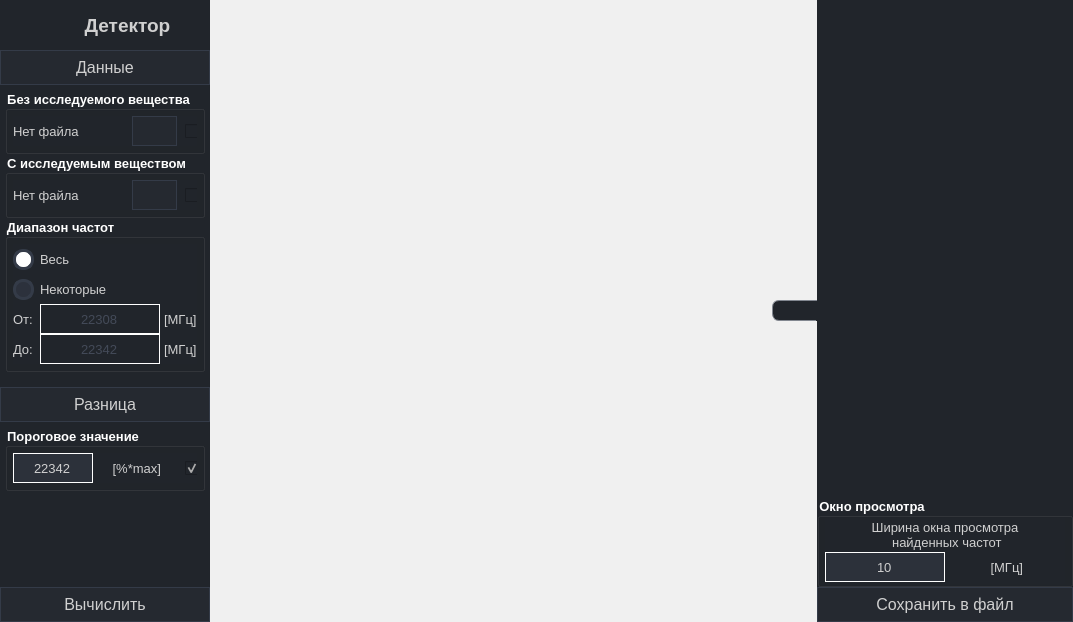
The window that gui.ui (SkorEgor/Detector-Threshold) describes before a commit, drawn with Qt 5.
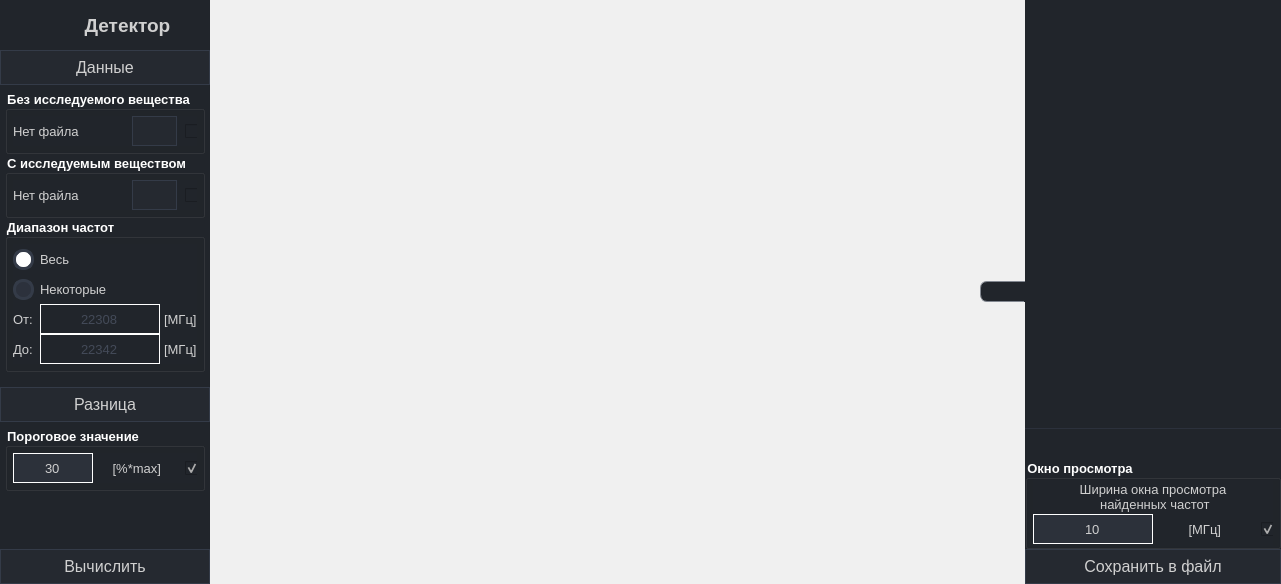
The same window after the commit. Icons and pictures are not drawn.

```diff
--- a/gui.ui
+++ b/gui.ui
@@ -6,8 +6,8 @@
    <rect>
     <x>0</x>
     <y>0</y>
-    <width>1073</width>
-    <height>622</height>
+    <width>1281</width>
+    <height>584</height>
    </rect>
   </property>
   <property name="windowTitle">
@@ -158,7 +158,47 @@
 QGroupBox */
 QGroupBox{
 	color:rgb(255, 255, 255);	/* задает цвет шрифта */
-}</string>
+}
+/* ///////////////////////////////////////////////////////////////////////////////////////////////// */
+/* /////////////////////////////////////////////////////////////////////////////////////////////////
+QTableWidget */
+QTableWidget {	
+	gridline-color: rgb(136, 136, 136);
+	border-bottom: 1px solid rgb(44, 49, 60);
+}
+QTableWidget::item{
+
+	gridline-color: rgb(44, 49, 60);
+}
+QTableWidget::item:selected{
+	background-color: rgb(72, 81, 94);
+}
+QHeaderView::section{
+	background-color: rgb(33, 37, 43);
+	max-width: 30px;
+	border: 1px solid rgb(44, 49, 58);
+	border-style: none;
+    border-bottom: 1px solid rgb(44, 49, 60);
+    border-right: 1px solid rgb(44, 49, 60);
+}
+QTableWidget::horizontalHeader {	
+	background-color: rgb(33, 37, 43);
+}
+QHeaderView::section:horizontal
+{
+
+    border: 1px solid rgb(33, 37, 43);
+	background-color: rgb(33, 37, 43);
+	padding: 3px;
+	border-top-left-radius: 7px;
+    border-top-right-radius: 7px;
+}
+QHeaderView::section:vertical
+{
+    border: 1px solid rgb(44, 49, 60);
+}
+QTableCornerButton::section {background-color: rgb(33, 37, 43); }
+/* ///////////////////////////////////////////////////////////////////////////////////////////////// */</string>
   </property>
   <property name="sizeGripEnabled">
    <bool>false</bool>
@@ -185,11 +225,17 @@
    <item>
     <widget class="QWidget" name="widget_menu" native="true">
      <property name="sizePolicy">
-      <sizepolicy hsizetype="Expanding" vsizetype="Preferred">
+      <sizepolicy hsizetype="Minimum" vsizetype="Preferred">
        <horstretch>0</horstretch>
        <verstretch>0</verstretch>
       </sizepolicy>
      </property>
+     <property name="minimumSize">
+      <size>
+       <width>210</width>
+       <height>0</height>
+      </size>
+     </property>
      <property name="maximumSize">
       <size>
        <width>210</width>
@@ -205,7 +251,7 @@
        <number>0</number>
       </property>
       <property name="sizeConstraint">
-       <enum>QLayout::SetMinimumSize</enum>
+       <enum>QLayout::SetDefaultConstraint</enum>
       </property>
       <property name="leftMargin">
        <number>0</number>
@@ -362,7 +408,7 @@
               <x>0</x>
               <y>0</y>
               <width>210</width>
-              <height>572</height>
+              <height>534</height>
              </rect>
             </property>
             <property name="styleSheet">
@@ -1623,7 +1669,7 @@
                          <string notr="true"/>
                         </property>
                         <property name="text">
-                         <string notr="true">22342</string>
+                         <string notr="true">30</string>
                         </property>
                         <property name="maxLength">
                          <number>10</number>
@@ -2024,11 +2070,59 @@
                <item>
                 <widget class="QTableWidget" name="tableWidget_frequency_absorption">
                  <property name="styleSheet">
-                  <string notr="true"/>
+                  <string notr="true">background-color: rgb(33, 37, 43);</string>
                  </property>
                  <property name="frameShape">
                   <enum>QFrame::NoFrame</enum>
                  </property>
+                 <property name="horizontalScrollBarPolicy">
+                  <enum>Qt::ScrollBarAlwaysOff</enum>
+                 </property>
+                 <property name="editTriggers">
+                  <set>QAbstractItemView::AnyKeyPressed|QAbstractItemView::EditKeyPressed</set>
+                 </property>
+                 <property name="tabKeyNavigation">
+                  <bool>false</bool>
+                 </property>
+                 <property name="showDropIndicator" stdset="0">
+                  <bool>false</bool>
+                 </property>
+                 <property name="dragDropOverwriteMode">
+                  <bool>false</bool>
+                 </property>
+                 <property name="selectionMode">
+                  <enum>QAbstractItemView::SingleSelection</enum>
+                 </property>
+                 <property name="selectionBehavior">
+                  <enum>QAbstractItemView::SelectRows</enum>
+                 </property>
+                 <property name="iconSize">
+                  <size>
+                   <width>0</width>
+                   <height>0</height>
+                  </size>
+                 </property>
+                 <property name="showGrid">
+                  <bool>true</bool>
+                 </property>
+                 <property name="sortingEnabled">
+                  <bool>false</bool>
+                 </property>
+                 <property name="rowCount">
+                  <number>0</number>
+                 </property>
+                 <property name="columnCount">
+                  <number>0</number>
+                 </property>
+                 <attribute name="horizontalHeaderCascadingSectionResizes">
+                  <bool>false</bool>
+                 </attribute>
+                 <attribute name="horizontalHeaderShowSortIndicator" stdset="0">
+                  <bool>false</bool>
+                 </attribute>
+                 <attribute name="horizontalHeaderStretchLastSection">
+                  <bool>false</bool>
+                 </attribute>
                 </widget>
                </item>
                <item>
@@ -2274,6 +2368,52 @@
                           </property>
                          </widget>
                         </item>
+                        <item>
+                         <widget class="QCheckBox" name="checkBox_status_window_width">
+                          <property name="enabled">
+                           <bool>false</bool>
+                          </property>
+                          <property name="sizePolicy">
+                           <sizepolicy hsizetype="Fixed" vsizetype="Fixed">
+                            <horstretch>0</horstretch>
+                            <verstretch>0</verstretch>
+                           </sizepolicy>
+                          </property>
+                          <property name="minimumSize">
+                           <size>
+                            <width>0</width>
+                            <height>30</height>
+                           </size>
+                          </property>
+                          <property name="maximumSize">
+                           <size>
+                            <width>16777215</width>
+                            <height>30</height>
+                           </size>
+                          </property>
+                          <property name="whatsThis">
+                           <string/>
+                          </property>
+                          <property name="accessibleName">
+                           <string/>
+                          </property>
+                          <property name="accessibleDescription">
+                           <string/>
+                          </property>
+                          <property name="styleSheet">
+                           <string notr="true"/>
+                          </property>
+                          <property name="text">
+                           <string/>
+                          </property>
+                          <property name="checked">
+                           <bool>true</bool>
+                          </property>
+                          <property name="tristate">
+                           <bool>false</bool>
+                          </property>
+                         </widget>
+                        </item>
                        </layout>
                       </widget>
                      </item>
```
Left out of the diff: 53 changed lines with no effect on the pictures.
